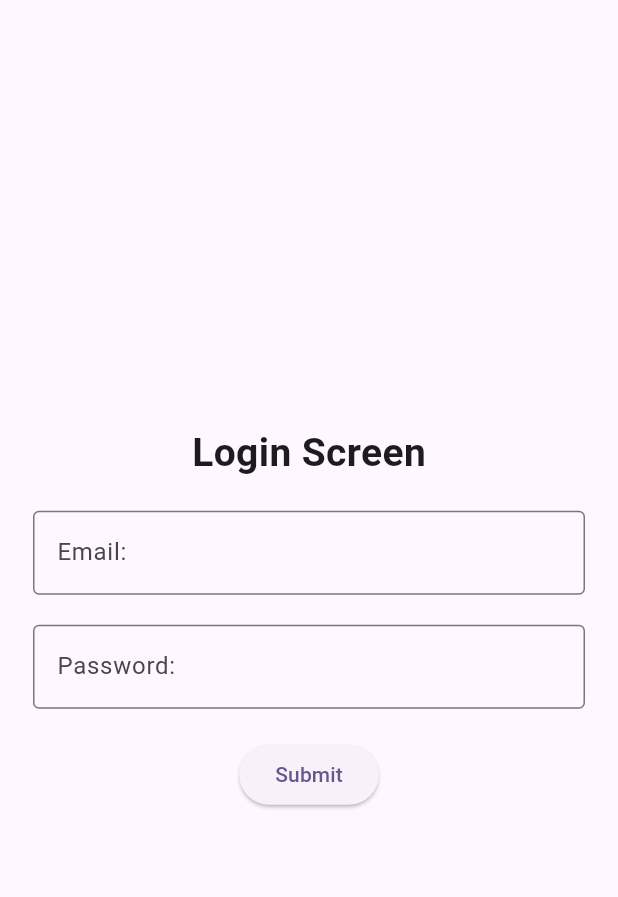
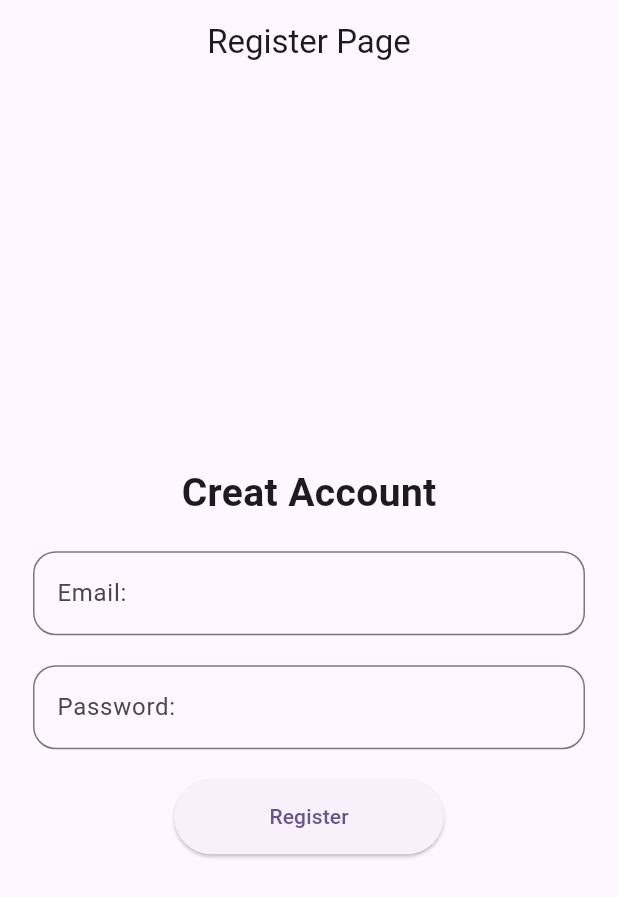
Before and after one commit to santoshkafle/new_app, a Flutter app: the screen it shows after launch, on a phone screen of 412 x 824 dp. Shown: the top 897 px of the screen. Run offline on Flutter 3.47's test engine with Material 3 defaults, Android fonts, the phone set to English and light mode, and no system bars.

Commit message:
registerpage ui done

```diff
--- a/lib/homepage.dart
+++ b/lib/homepage.dart
@@ -6,35 +6,8 @@ class Homepage extends StatelessWidget {
   @override
   Widget build(BuildContext context) {
     return Scaffold(
-      body: Padding(
-        padding: EdgeInsets.symmetric(horizontal: 22),
-        child: Column(
-          spacing: 20,
-          mainAxisAlignment: MainAxisAlignment.center,
-          crossAxisAlignment: CrossAxisAlignment.center,
-          children: [
-            Text(
-              "Login Screen",
-              style: TextStyle(fontSize: 26, fontWeight: FontWeight.bold),
-            ),
-
-            TextField(
-              decoration: InputDecoration(
-                hintText: "Email:",
-                border: OutlineInputBorder(),
-              ),
-            ),
-            TextField(
-              decoration: InputDecoration(
-                hintText: "Password:",
-                border: OutlineInputBorder(),
-              ),
-            ),
-
-            ElevatedButton(onPressed: () {}, child: Text("Submit")),
-          ],
-        ),
-      ),
+      appBar: AppBar(title: Center(child: Text("HomePage!"))),
+      body: Center(child: Text("home page content here!")),
     );
   }
 }
--- /dev/null
+++ b/lib/loginpage.dart
@@ -0,0 +1,40 @@
+import 'package:flutter/material.dart';
+
+class Loginpage extends StatelessWidget {
+  const Loginpage({super.key});
+
+  @override
+  Widget build(BuildContext context) {
+    return Scaffold(
+      body: Padding(
+        padding: EdgeInsets.symmetric(horizontal: 22),
+        child: Column(
+          spacing: 20,
+          mainAxisAlignment: MainAxisAlignment.center,
+          crossAxisAlignment: CrossAxisAlignment.center,
+          children: [
+            Text(
+              "Login Screen",
+              style: TextStyle(fontSize: 26, fontWeight: FontWeight.bold),
+            ),
+
+            TextField(
+              decoration: InputDecoration(
+                hintText: "Email:",
+                border: OutlineInputBorder(),
+              ),
+            ),
+            TextField(
+              decoration: InputDecoration(
+                hintText: "Password:",
+                border: OutlineInputBorder(),
+              ),
+            ),
+
+            ElevatedButton(onPressed: () {}, child: Text("Submit")),
+          ],
+        ),
+      ),
+    );
+  }
+}
--- a/lib/main.dart
+++ b/lib/main.dart
@@ -1,5 +1,7 @@
 import 'package:flutter/material.dart';
 import 'package:new_app/homepage.dart';
+import 'package:new_app/loginpage.dart';
+import 'package:new_app/registerpage.dart';
 
 void main() {
   runApp(const MyApp());
@@ -16,7 +18,7 @@ class MyApp extends StatelessWidget {
       theme: ThemeData(
         colorScheme: ColorScheme.fromSeed(seedColor: Colors.deepPurple),
       ),
-      home: Homepage(),
+      home: Registerpage(),
     );
   }
 }
--- /dev/null
+++ b/lib/registerpage.dart
@@ -0,0 +1,49 @@
+import 'package:flutter/material.dart';
+
+class Registerpage extends StatelessWidget {
+  const Registerpage({super.key});
+
+  @override
+  Widget build(BuildContext context) {
+    return Scaffold(
+      appBar: AppBar(title: Center(child: Text("Register Page"))),
+      body: Padding(
+        padding: EdgeInsets.symmetric(horizontal: 22),
+        child: Column(
+          spacing: 20,
+          mainAxisAlignment: MainAxisAlignment.center,
+          crossAxisAlignment: CrossAxisAlignment.center,
+          children: [
+            Text(
+              "Creat Account",
+              style: TextStyle(fontSize: 26, fontWeight: FontWeight.bold),
+            ),
+
+            TextField(
+              decoration: InputDecoration(
+                hintText: "Email:",
+                border: OutlineInputBorder(
+                  borderRadius: BorderRadius.circular(15),
+                ),
+              ),
+            ),
+            TextField(
+              decoration: InputDecoration(
+                hintText: "Password:",
+                border: OutlineInputBorder(
+                  borderRadius: BorderRadius.circular(15),
+                ),
+              ),
+            ),
+
+            SizedBox(
+              width: 180,
+              height: 50,
+              child: ElevatedButton(onPressed: () {}, child: Text("Register")),
+            ),
+          ],
+        ),
+      ),
+    );
+  }
+}
```
